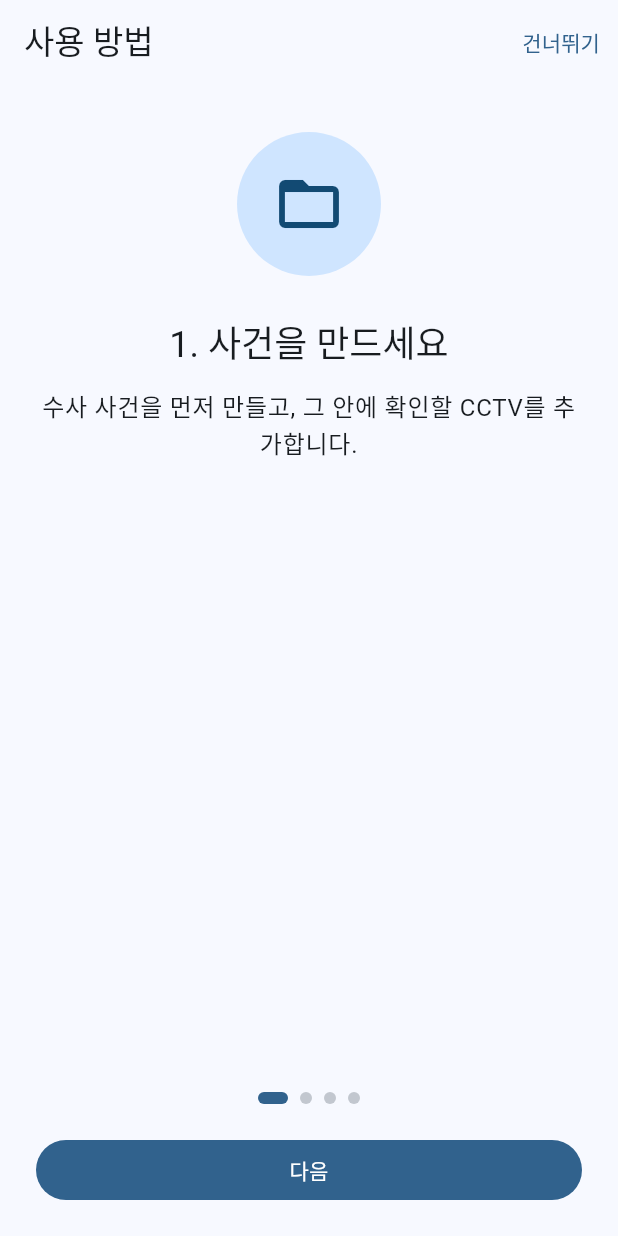
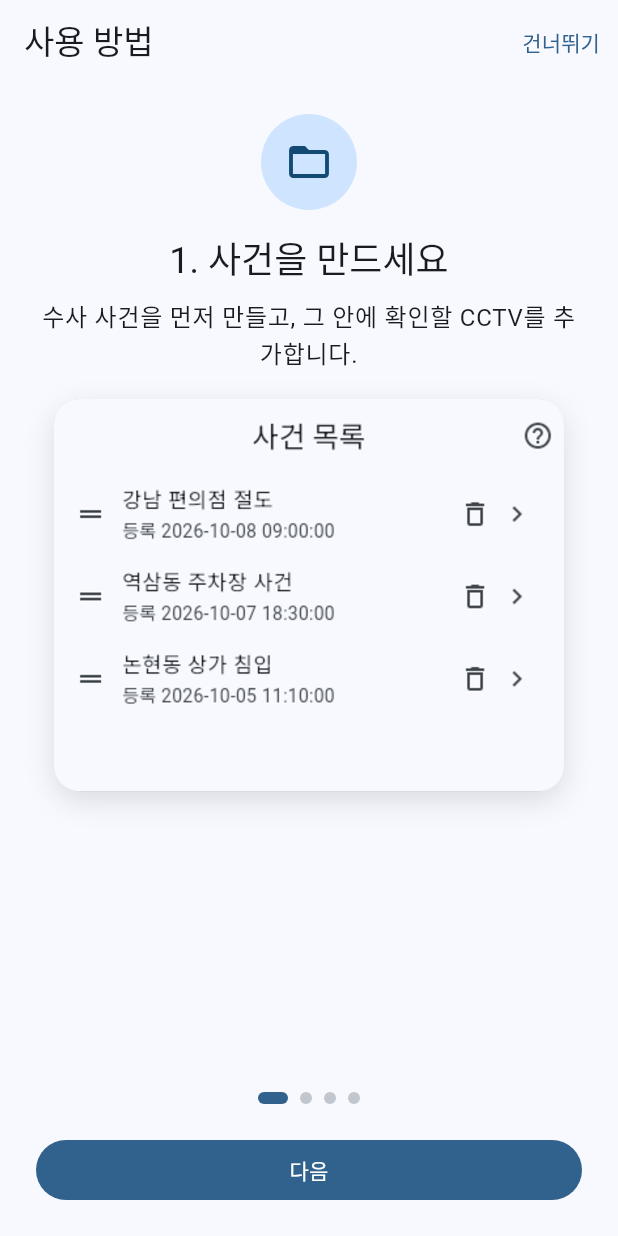
Before and after one commit to leaf-nam/cctv-helper, a Flutter app: the screen it shows after launch, on a phone screen of 412 x 824 dp. Run offline on Flutter 3.47's test engine with Material 3 defaults, Android fonts, the phone set to English and light mode, and no system bars; our stand-ins replace go_router, image_picker, shared_preferences.

Commit message:
튜토리얼 화면 예시·월 선택 줄바꿈·기록 시각 정렬 개선

```diff
--- a/lib/features/onboarding/presentation/tutorial_screen.dart
+++ b/lib/features/onboarding/presentation/tutorial_screen.dart
@@ -18,11 +18,13 @@ class TutorialScreen extends StatefulWidget {
 }
 
 class _TutorialScreenState extends State<TutorialScreen> {
-  static const _pages = <({IconData icon, String title, String body})>[
+  static const _pages =
+      <({IconData icon, String title, String body, String image})>[
         (
           icon: Icons.folder_open,
           title: '1. 사건을 만드세요',
           body: '수사 사건을 먼저 만들고, 그 안에 확인할 CCTV를 추가합니다.',
+          image: 'assets/tutorial/01-cases.png',
         ),
         (
           icon: Icons.videocam,
@@ -30,6 +32,7 @@ class _TutorialScreenState extends State<TutorialScreen> {
           body:
               'CCTV 화면에 표시된 시각과 같은 순간의 실제시간을 입력하면 '
               '오차를 자동으로 계산합니다.',
+          image: 'assets/tutorial/02-time-sheet.png',
         ),
         (
           icon: Icons.compare_arrows,
@@ -37,6 +40,7 @@ class _TutorialScreenState extends State<TutorialScreen> {
           body:
               '녹화장면의 CCTV 시각을 입력하면 보정된 실제시간을 바로 '
               '확인할 수 있습니다.',
+          image: 'assets/tutorial/03-time-result.png',
         ),
         (
           icon: Icons.timeline,
@@ -44,6 +48,7 @@ class _TutorialScreenState extends State<TutorialScreen> {
           body:
               '사진과 메모를 남기면 보정된 실제시간 순서로 정리됩니다. '
               '사건별로 다시 확인할 수 있습니다.',
+          image: 'assets/tutorial/04-records.png',
         ),
       ];
 
@@ -108,33 +113,78 @@ class _TutorialScreenState extends State<TutorialScreen> {
                 itemBuilder: (context, index) {
                   final page = _pages[index];
                   return SingleChildScrollView(
-                    padding: const EdgeInsets.fromLTRB(24, 32, 24, 16),
+                    padding: const EdgeInsets.fromLTRB(24, 20, 24, 16),
                     child: Column(
                       children: [
                         Container(
-                          width: 96,
-                          height: 96,
+                          width: 64,
+                          height: 64,
                           decoration: BoxDecoration(
                             color: theme.colorScheme.primaryContainer,
                             shape: BoxShape.circle,
                           ),
                           child: Icon(
                             page.icon,
-                            size: 48,
+                            size: 32,
                             color: theme.colorScheme.onPrimaryContainer,
                           ),
                         ),
-                        const SizedBox(height: 28),
+                        const SizedBox(height: 16),
                         Text(
                           page.title,
                           textAlign: TextAlign.center,
                           style: theme.textTheme.headlineSmall,
                         ),
-                        const SizedBox(height: 12),
+                        const SizedBox(height: 8),
                         Text(
                           page.body,
                           textAlign: TextAlign.center,
                           style: theme.textTheme.bodyLarge,
+                        ),
+                        const SizedBox(height: 18),
+                        ConstrainedBox(
+                          constraints: const BoxConstraints(maxWidth: 340),
+                          child: DecoratedBox(
+                            decoration: BoxDecoration(
+                              borderRadius: BorderRadius.circular(18),
+                              border: Border.all(
+                                color: theme.colorScheme.outlineVariant,
+                              ),
+                              boxShadow: [
+                                BoxShadow(
+                                  color: theme.colorScheme.shadow.withValues(
+                                    alpha: 0.12,
+                                  ),
+                                  blurRadius: 16,
+                                  offset: const Offset(0, 6),
+                                ),
+                              ],
+                            ),
+                            child: ClipRRect(
+                              borderRadius: BorderRadius.circular(17),
+                              child: Image.asset(
+                                page.image,
+                                key: ValueKey('tutorial-image-$index'),
+                                width: double.infinity,
+                                fit: BoxFit.fitWidth,
+                                filterQuality: FilterQuality.high,
+                                errorBuilder: (context, _, __) => Container(
+                                  height: 160,
+                                  alignment: Alignment.center,
+                                  color:
+                                      theme.colorScheme.surfaceContainerHighest,
+                                  child: const Column(
+                                    mainAxisSize: MainAxisSize.min,
+                                    children: [
+                                      Icon(Icons.image_not_supported),
+                                      SizedBox(height: 8),
+                                      Text('화면 예시를 불러오지 못했습니다.'),
+                                    ],
+                                  ),
+                                ),
+                              ),
+                            ),
+                          ),
                         ),
                       ],
                     ),
--- a/pubspec.yaml
+++ b/pubspec.yaml
@@ -45,3 +45,4 @@ flutter:
   uses-material-design: true
   assets:
     - assets/images/logo.png
+    - assets/tutorial/
```
Also changed, not shown: lib/core/widgets/datetime_field.dart (+49 -17 lines), lib/core/widgets/time_edit_sheet.dart (+5 -13 lines), lib/features/sources/presentation/cctv_card.dart (+51 -5 lines), assets/tutorial/01-cases.png (added), assets/tutorial/02-time-sheet.png (added), assets/tutorial/03-time-result.png (added), assets/tutorial/04-records.png (added), 7 other files. Lines whose indentation alone changed are shown as unchanged.
